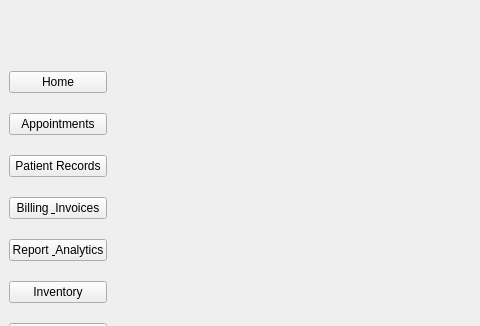
Above: MainUI.ui from ASNaeem/Simple-VCMS before the change; both pictures show x 0 to 480 and y 0 to 326 of the 800 by 600 pixel window. Below: the same form after it.
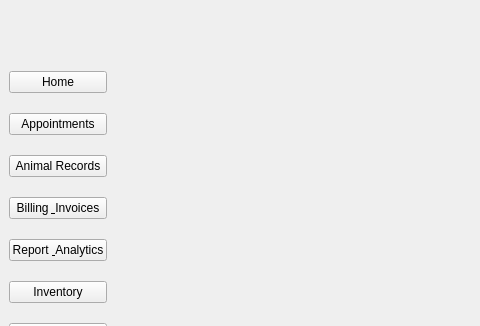
That is the form after the change.

Diff of the .ui file:
```diff
--- a/MainUI.ui
+++ b/MainUI.ui
@@ -70,7 +70,7 @@
       <item row="3" column="0">
        <widget class="QPushButton" name="button_patients">
         <property name="text">
-         <string>Patient Records</string>
+         <string>Animal Records</string>
         </property>
        </widget>
       </item>
```
Left out of the diff: 2 changed lines with no effect on the pictures.
